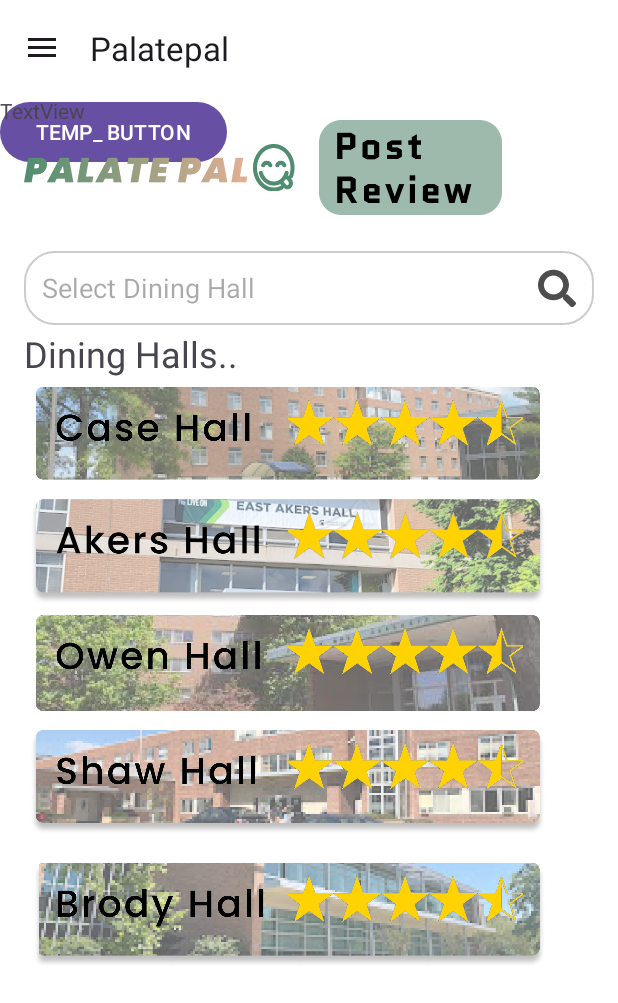
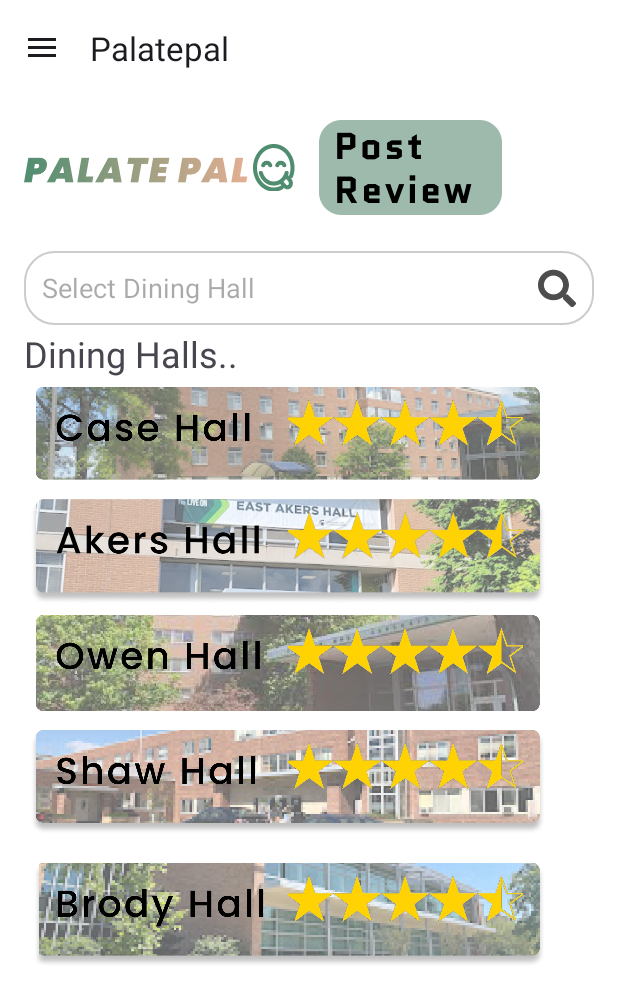
Before and after one commit to shanepat/PalatePal, an Android app: the MainActivity screen opened directly, with no data from a screen before it, on a phone screen of 412 x 824 dp. Shown: the top 1003 px of the screen. Run offline under Robolectric (Android 15) with nearby library versions, the phone set to English and light mode, and no system bars; our stand-ins replace Firebase (no records; nobody signed in at launch, a user with empty details on screens opened directly).

Commit message:
temp button gone

```diff
--- a/app/src/main/java/msu/edu/cse476/dhillo17/palatepal/MainActivity.java
+++ b/app/src/main/java/msu/edu/cse476/dhillo17/palatepal/MainActivity.java
@@ -33,7 +33,7 @@ import com.google.firebase.database.ValueEventListener;
 
 //button code from:
 //        https://www.geeksforgeeks.org/handling-click-events-button-android/
-public class MainActivity extends AppCompatActivity implements View.OnClickListener, NavigationView.OnNavigationItemSelectedListener {
+public class MainActivity extends AppCompatActivity implements NavigationView.OnNavigationItemSelectedListener {
     private Button mGetReview;
     private TextView mReview;
     private FirebaseAuth firebaseAuth;
@@ -94,9 +94,6 @@ public class MainActivity extends AppCompatActivity implements View.OnClickListe
 
 
 
-        mReview = findViewById(R.id.review);
-        mGetReview = findViewById(R.id.firebase);
-        mGetReview.setOnClickListener(this);
 
         drawerLayout=findViewById(R.id.drawer_layout);
         navigationView=findViewById(R.id.nav_view);
@@ -183,27 +180,7 @@ public class MainActivity extends AppCompatActivity implements View.OnClickListe
 
 
 
-    @Override
-    public void onClick(View view)
-    {
-        FirebaseDatabase database = FirebaseDatabase.getInstance();
-        DatabaseReference myRef = database.getReference("message");
-//        myRef.child("review").setValue("Was really good");
-//        myRef.child("ref_1").child("review").setValue("Was really good 4/5");
-        Log.d("test", "made it");
-        myRef.child("review").get().addOnCompleteListener(new OnCompleteListener<DataSnapshot>() {
-            @Override
-            public void onComplete(@NonNull Task<DataSnapshot> task) {
-                if (!task.isSuccessful()) {
-                    Log.e("firebase", "Error getting data", task.getException());
-                }
-                else {
-                    Log.d("firebase", String.valueOf(task.getResult().getValue()));
-                    mReview.setText(String.valueOf(task.getResult().getValue()));
-                }
-            }
-        });
-    }
+
 
     // TODO: Still need to work on this
     //chat
--- a/app/src/main/res/layout-land/activity_main.xml
+++ b/app/src/main/res/layout-land/activity_main.xml
@@ -40,19 +40,7 @@
             app:layout_constraintTop_toBottomOf="@+id/toolbar"
 
             >
-            <Button
-                android:id="@+id/firebase"
-                android:layout_width="wrap_content"
-                android:layout_height="wrap_content"
-                android:onClick="onClick"
-                android:text="@string/temp_button"
-                tools:ignore="UsingOnClickInXml" />
 
-            <TextView
-                android:id="@+id/review"
-                android:layout_width="match_parent"
-                android:layout_height="wrap_content"
-                android:text="@string/textview" />
 
             <LinearLayout
                 android:id="@+id/header"
--- a/app/src/main/res/layout/activity_main.xml
+++ b/app/src/main/res/layout/activity_main.xml
@@ -40,19 +40,7 @@
             app:layout_constraintTop_toBottomOf="@+id/toolbar"
 
             >
-            <Button
-                android:id="@+id/firebase"
-                android:layout_width="wrap_content"
-                android:layout_height="wrap_content"
-                android:onClick="onClick"
-                android:text="@string/temp_button"
-                tools:ignore="UsingOnClickInXml" />
 
-            <TextView
-                android:id="@+id/review"
-                android:layout_width="match_parent"
-                android:layout_height="wrap_content"
-                android:text="@string/textview" />
 
             <LinearLayout
                 android:id="@+id/header"
```
